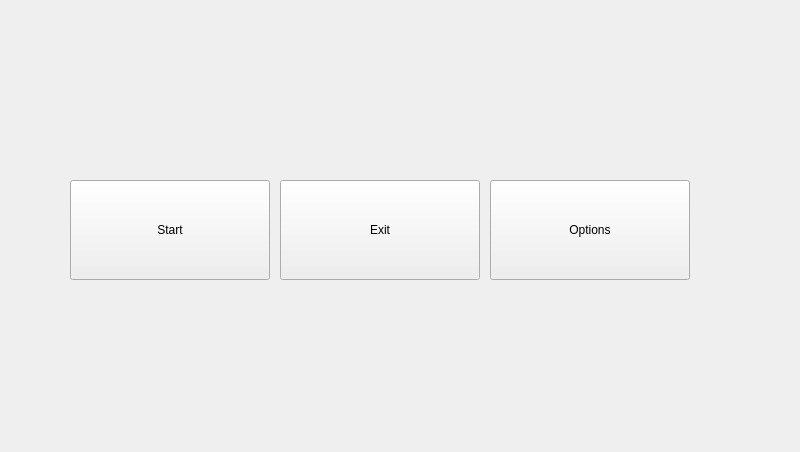
Before: the Qt Designer form menu.ui in MohamESalem/Clash-of-Clans-QT, drawn with Qt 5.
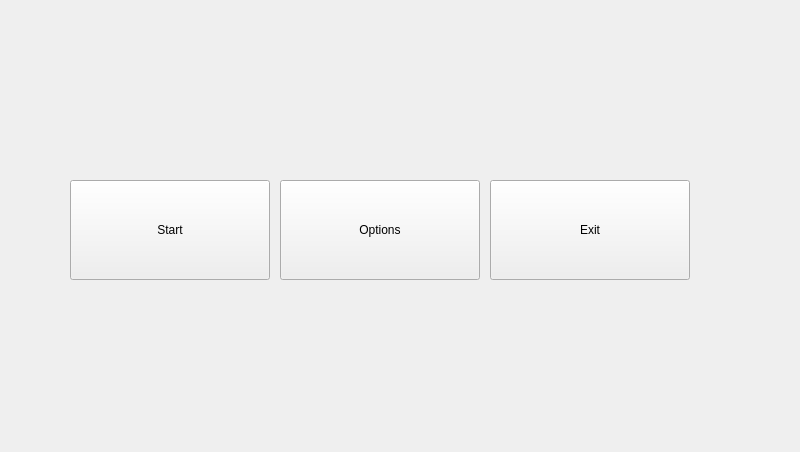
After: the same form once the commit is applied.

```diff
--- a/menu.ui
+++ b/menu.ui
@@ -41,7 +41,7 @@
   <widget class="QPushButton" name="exitButton">
    <property name="geometry">
     <rect>
-     <x>280</x>
+     <x>490</x>
      <y>180</y>
      <width>200</width>
      <height>100</height>
@@ -54,7 +54,7 @@
   <widget class="QPushButton" name="optionsButton">
    <property name="geometry">
     <rect>
-     <x>490</x>
+     <x>280</x>
      <y>180</y>
      <width>200</width>
      <height>100</height>
```
